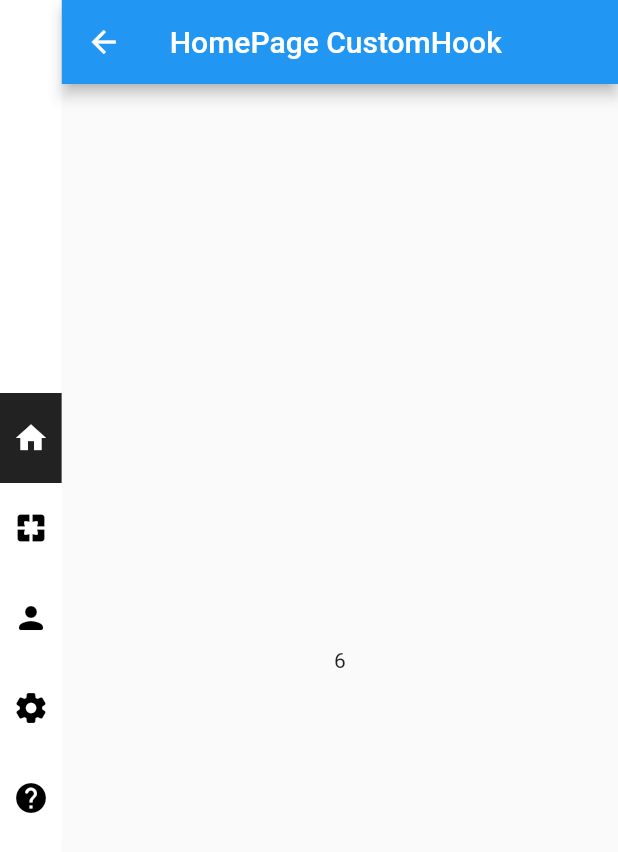
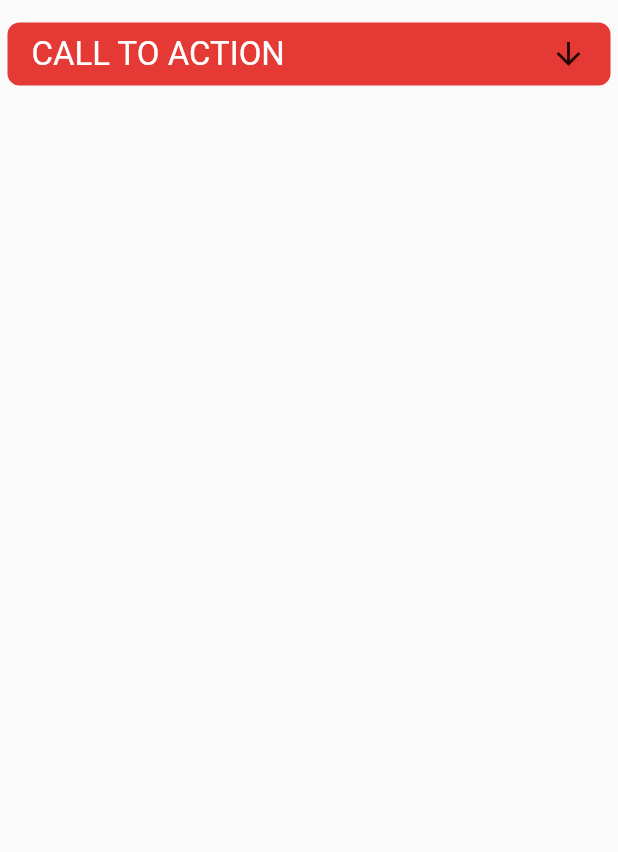
Before and after one commit to kode-mafia008/uichallenge, a Flutter app: the screen it shows after launch, on a phone screen of 412 x 824 dp. Shown: the top 852 px of the screen. Run offline on Flutter 3.47's test engine with Material 2 defaults, Android fonts, the phone set to English and light mode, and no system bars; our stand-ins replace fluro, flutter_hooks.

Commit message:
custom dropdown creation started

```diff
--- a/lib/main.dart
+++ b/lib/main.dart
@@ -1,34 +1,7 @@
 import 'package:flutter/material.dart';
-import 'package:uichallenge/src/navigation/routes.dart';
+
+import 'src/screens/app.dart';
 
 void main() {
   runApp(const MyApp());
 }
-
-class MyApp extends StatefulWidget {
-  const MyApp({Key? key}) : super(key: key);
-
-  @override
-  State<MyApp> createState() => _MyAppState();
-}
-
-class _MyAppState extends State<MyApp> {
-  @override
-  void initState() {
-    Flurorouter.setupRouter();
-    super.initState();
-  }
-
-  @override
-  Widget build(BuildContext context) {
-    return MaterialApp(
-      title: 'Flutter Demo',
-      debugShowCheckedModeBanner: false,
-      initialRoute: '/',
-      onGenerateRoute: Flurorouter.router.generator,
-      theme: ThemeData(
-        primarySwatch: Colors.blue,
-      ),
-    );
-  }
-}
--- a/lib/src/navigation/routes.dart
+++ b/lib/src/navigation/routes.dart
@@ -1,5 +1,7 @@
 import 'package:fluro/fluro.dart';
-import '../screens/landing_page.dart';
+import 'package:uichallenge/src/screens/ui_challenge/hidden_menu_animation/hidden_menu_animation.dart';
+import 'package:uichallenge/src/screens/widgets/custom_dropdown.dart';
+import '../screens/pages/landing_page.dart';
 import '../screens/splash_screen.dart';
 
 class Flurorouter {
@@ -8,6 +10,11 @@ class Flurorouter {
   static final Handler _splashHandler = Handler(
       handlerFunc: ((context, Map<String, dynamic> params) =>
           const SplashScreen()));
+  static final Handler _customDropDownHandler = Handler(
+      handlerFunc: ((context, Map<String, dynamic> params) =>
+          const CustomDropDownScreen(
+            text: 'Call to Action',
+          )));
 
   static final Handler _mainHandler = Handler(
       handlerFunc: ((context, Map<String, dynamic> params) => LandingPage(
@@ -19,11 +26,18 @@ class Flurorouter {
             page: params['name'][0],
             extras: params['name'][0],
           )));
+  static final Handler _hiddenMenuAnimation = Handler(
+      handlerFunc: ((context, Map<String, dynamic> params) =>
+          const HiddenMenuAnimationScreen()));
 
   static void setupRouter() {
     router.define(
       '/',
       handler: _splashHandler,
+    );
+    router.define(
+      '/dropdown',
+      handler: _customDropDownHandler,
     );
     router.define(
       '/main/:name',
@@ -35,5 +49,15 @@ class Flurorouter {
       handler: _mainHandler,
       transitionType: TransitionType.fadeIn,
     );
+    router.define(
+      '/main/2',
+      handler: _mainHandler2,
+      transitionType: TransitionType.fadeIn,
+    );
+    router.define(
+      '/hidden-menu',
+      handler: _hiddenMenuAnimation,
+      transitionType: TransitionType.fadeIn,
+    );
   }
 }
--- /dev/null
+++ b/lib/src/screens/app.dart
@@ -0,0 +1,30 @@
+import 'package:flutter/material.dart';
+import '../navigation/routes.dart';
+
+class MyApp extends StatefulWidget {
+  const MyApp({Key? key}) : super(key: key);
+
+  @override
+  State<MyApp> createState() => _MyAppState();
+}
+
+class _MyAppState extends State<MyApp> {
+  @override
+  void initState() {
+    Flurorouter.setupRouter();
+    super.initState();
+  }
+
+  @override
+  Widget build(BuildContext context) {
+    return MaterialApp(
+      title: 'Flutter Demo',
+      debugShowCheckedModeBanner: false,
+      initialRoute: '/dropdown',
+      onGenerateRoute: Flurorouter.router.generator,
+      theme: ThemeData(
+        primarySwatch: Colors.blue,
+      ),
+    );
+  }
+}
--- a/lib/src/screens/home_page.dart
+++ b/lib/src/screens/pages/home_page.dart
@@ -1,7 +1,7 @@
 import 'dart:async';
 import 'package:flutter/material.dart';
 import 'package:flutter_hooks/flutter_hooks.dart';
-import '../controllers/timer_hook_controller.dart';
+import '../../controllers/timer_hook_controller.dart';
 
 class HomePage extends StatefulWidget {
   const HomePage({Key? key, required this.title}) : super(key: key);
--- a/lib/src/screens/landing_page.dart
+++ b/lib/src/screens/pages/landing_page.dart
@@ -1,8 +1,8 @@
 import 'package:flutter/material.dart';
-import 'package:uichallenge/src/screens/about_page.dart';
-import 'package:uichallenge/src/screens/help_page.dart';
-import 'package:uichallenge/src/screens/home_page.dart';
-import 'package:uichallenge/src/screens/main_page.dart';
+import 'about_page.dart';
+import 'help_page.dart';
+import 'home_page.dart';
+import 'main_page.dart';
 
 class LandingPage extends StatefulWidget {
   final String page;
@@ -67,13 +67,13 @@ class _LandingPageState extends State<LandingPage> {
               child: Center(
                   child: IndexedStack(
                 index: pages.indexOf(widget.page),
-                children: [
-                  const HomePageCustomHook(),
-                  const AboutPage(
+                children: const [
+                  HomePageCustomHook(),
+                  AboutPage(
                     name: 'Scott',
                   ),
-                  const HelpPage(),
-                  const MainPage(),
+                  HelpPage(),
+                  MainPage(),
                 ],
               )),
             ),
--- a/lib/src/screens/splash_screen.dart
+++ b/lib/src/screens/splash_screen.dart
@@ -5,9 +5,6 @@ class SplashScreen extends StatelessWidget {
 
   @override
   Widget build(BuildContext context) {
-    Future.delayed(const Duration(milliseconds: 1000), () {
-      Navigator.pushNamed(context, '/main/home');
-    });
     return const Scaffold(
       body: Center(child: Text('Splash Screen')),
     );
--- /dev/null
+++ b/lib/src/screens/widgets/custom_dropdown.dart
@@ -0,0 +1,72 @@
+import 'package:flutter/material.dart';
+
+class CustomDropDownScreen extends StatefulWidget {
+  const CustomDropDownScreen({
+    Key? key,
+    required this.text,
+  }) : super(key: key);
+  final String text;
+
+  @override
+  State<CustomDropDownScreen> createState() => _CustomDropDownScreenState();
+}
+
+class _CustomDropDownScreenState extends State<CustomDropDownScreen> {
+  bool isDropDownOpened = false;
+  late GlobalKey actionKey;
+  late double height, width, xPosition, yPosition;
+
+  @override
+  void initState() {
+    super.initState();
+    actionKey = LabeledGlobalKey(widget.text);
+  }
+
+  void findDropDownData() {
+    RenderBox renderBox = actionKey.currentContext!.findRenderObject();
+    height = renderBox.size.height;
+    width = renderBox.size.width;
+    Offset offset = renderBox.localToGlobal(Offset.zero);
+    xPosition = offset.dx;
+    yPosition = offset.dy;
+    print(height);
+    print(width);
+    print(xPosition);
+    print(yPosition);
+  }
+
+  @override
+  Widget build(BuildContext context) {
+    return Scaffold(
+      body: GestureDetector(
+        key: actionKey,
+        onTap: () {
+          findDropDownData();
+          setState(() {
+            isDropDownOpened = !isDropDownOpened;
+          });
+        },
+        child: Container(
+          margin: const EdgeInsets.symmetric(vertical: 15, horizontal: 5),
+          decoration: BoxDecoration(
+            color: Colors.red.shade600,
+            borderRadius: BorderRadius.circular(8),
+          ),
+          padding: const EdgeInsets.symmetric(horizontal: 16, vertical: 8),
+          child: Row(
+            children: [
+              Text(
+                widget.text.toUpperCase(),
+                style: const TextStyle(color: Colors.white, fontSize: 22),
+              ),
+              const Spacer(),
+              const Icon(
+                Icons.arrow_downward,
+              ),
+            ],
+          ),
+        ),
+      ),
+    );
+  }
+}
```
Also changed, not shown: lib/src/screens/ui_challenge/hidden_menu_animation/hidden_menu_animation.dart (added, +18 -0 lines), lib/src/screens/widgets/home_widget.dart (added, +12 -0 lines), lib/src/screens/widgets/screen.dart (added, +17 -0 lines), lib/src/screens/pages/about_page.dart (renamed from lib/src/screens/about_page.dart), lib/src/screens/pages/help_page.dart (renamed from lib/src/screens/help_page.dart), lib/src/screens/pages/main_page.dart (renamed from lib/src/screens/main_page.dart), 1 other file.
